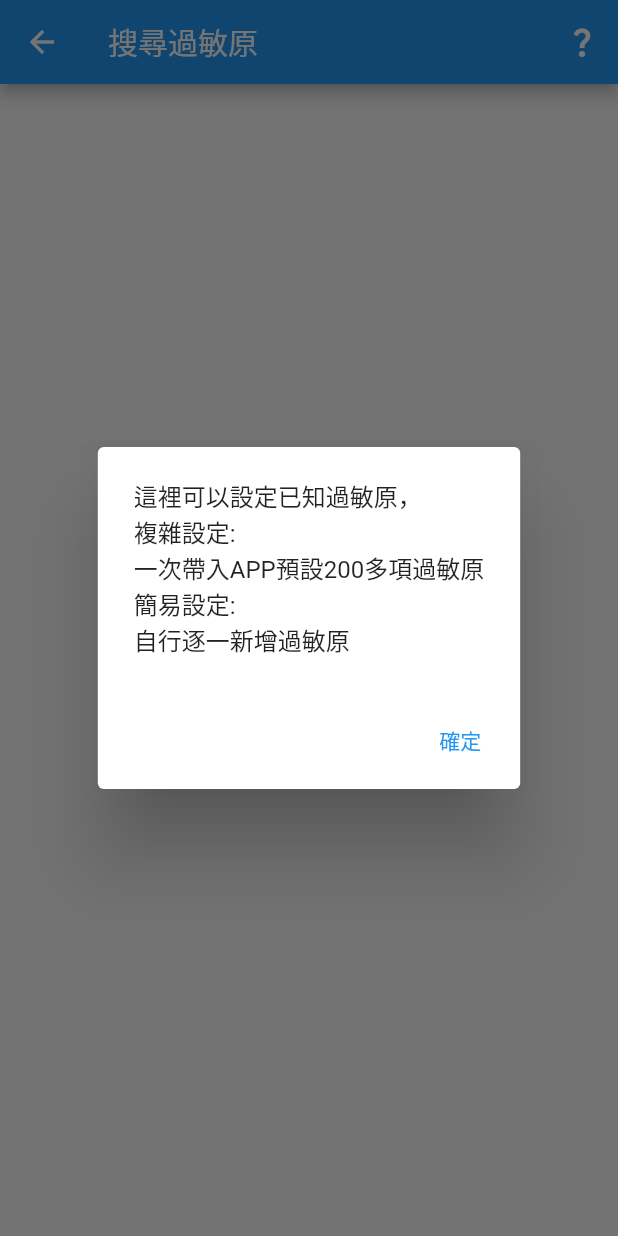
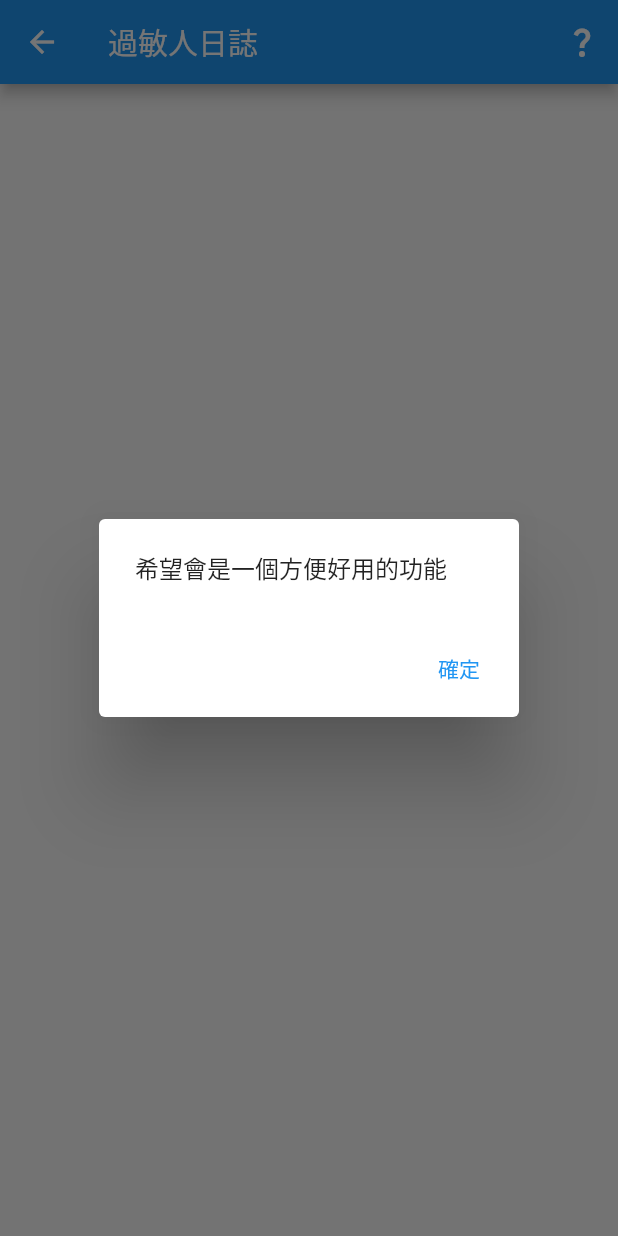
Before and after one commit to qqdog1/allergy_check, a Flutter app: the DiaryPage screen opened directly, after a tap on the "question mark" icon, on a phone screen of 412 x 824 dp. Run offline on Flutter 3.47's test engine with Material 2 defaults, Android fonts, the phone set to English and light mode, and no system bars.

Commit message:
換說明

```diff
--- a/lib/page/diary_page.dart
+++ b/lib/page/diary_page.dart
@@ -7,7 +7,7 @@ class DiaryPage extends StatelessWidget {
   Widget build(BuildContext context) {
     return Scaffold(
       appBar: AppBar(
-        title: const Text('搜尋過敏原'),
+        title: const Text('過敏人日誌'),
         actions: [
           IconButton(
             onPressed: () {
@@ -25,11 +25,7 @@ class DiaryPage extends StatelessWidget {
       context: context,
       barrierDismissible: false,
       builder: (BuildContext context) => AlertDialog(
-        content: const Text('這裡可以設定已知過敏原，\n'
-            '複雜設定:\n'
-            '一次帶入APP預設200多項過敏原\n'
-            '簡易設定:\n'
-            '自行逐一新增過敏原'),
+        content: const Text('希望會是一個方便好用的功能'),
         actions: [
           TextButton(
             onPressed: () => Navigator.pop(context),
--- a/lib/page/food_search_page.dart
+++ b/lib/page/food_search_page.dart
@@ -25,11 +25,7 @@ class FoodSearchPage extends StatelessWidget {
       context: context,
       barrierDismissible: false,
       builder: (BuildContext context) => AlertDialog(
-        content: const Text('這裡可以設定已知過敏原，\n'
-            '複雜設定:\n'
-            '一次帶入APP預設200多項過敏原\n'
-            '簡易設定:\n'
-            '自行逐一新增過敏原'),
+        content: const Text('敬請期待'),
         actions: [
           TextButton(
             onPressed: () => Navigator.pop(context),
```
